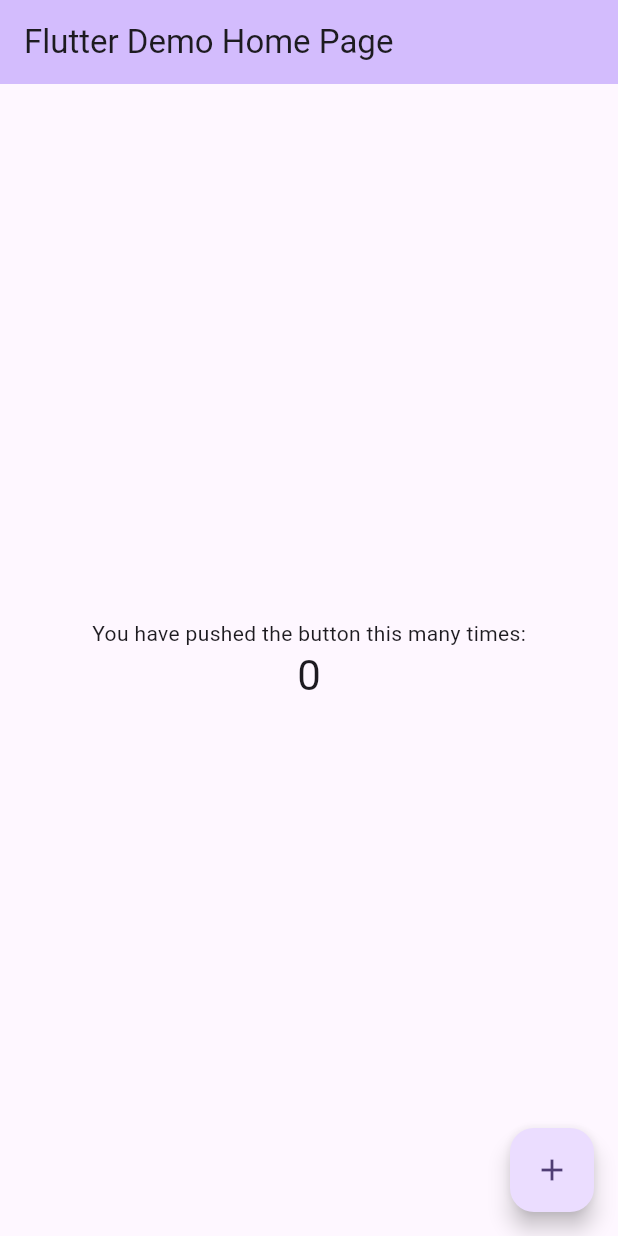
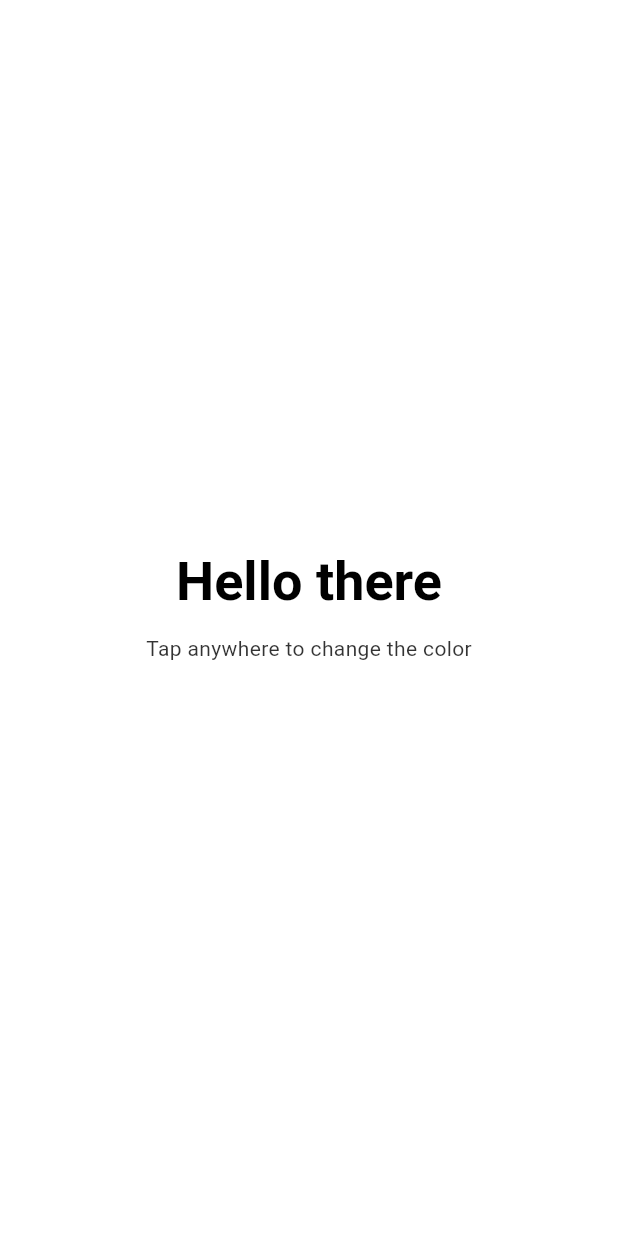
Before and after one commit to Bahnooos/test-application, a Flutter app: the screen it shows after launch, on a phone screen of 412 x 824 dp. Run offline on Flutter 3.47's test engine with Material 3 defaults, Android fonts, the phone set to English and light mode, and no system bars.

Commit message:
Refactor main application structure and update dependencies. Moved main app logic to a separate file and updated widget tests to reflect the new structure. Added solid_lints dependency for improved code quality.

```diff
--- /dev/null
+++ b/lib/core/constants.dart
@@ -0,0 +1,25 @@
+class AppConstants {
+  const AppConstants._();
+
+  static const int maxChannelValue = 255;
+  static const int opaqueAlpha = 255;
+  static const double luminanceThreshold = 0.5;
+
+  static const int animationMs = 300;
+
+  static const double instructionOpacity = 0.8;
+  static const double chipBgOpacity = 0.08;
+  static const double chipBorderOpacity = 0.2;
+  static const double hexLetterSpacing = 1.2;
+  static const double spaceSmall = 12;
+  static const double spaceMedium = 16;
+  static const double chipPaddingH = 12;
+  static const double chipPaddingV = 8;
+  static const double chipBorderRadius = 8;
+
+  static const int hexRadix = 16;
+  static const int hexPadLength = 2;
+  static const String hexPadChar = '0';
+
+  static const int snackSeconds = 1;
+}
--- /dev/null
+++ b/lib/domain/entities/app_color.dart
@@ -0,0 +1,17 @@
+import 'package:flutter/material.dart';
+
+import '../../core/constants.dart';
+
+class AppColor {
+  const AppColor(this.value);
+
+  final Color value;
+
+  Color contrastingText() {
+    final double luminance = value.computeLuminance();
+    return luminance > AppConstants.luminanceThreshold
+        ? Colors.black
+        : Colors.white;
+  }
+
+}
--- /dev/null
+++ b/lib/domain/usecases/generate_random_color.dart
@@ -0,0 +1,25 @@
+import 'dart:math';
+
+import 'package:flutter/material.dart';
+
+import '../../core/constants.dart';
+import '../entities/app_color.dart';
+
+abstract class GenerateRandomColor {
+  AppColor call();
+}
+
+class GenerateRandomColorImpl implements GenerateRandomColor {
+  GenerateRandomColorImpl({Random? random}) : _random = random ?? Random();
+
+  final Random _random;
+
+  @override
+  AppColor call() {
+    final int maxExclusive = AppConstants.maxChannelValue + 1;
+    final int red = _random.nextInt(maxExclusive);
+    final int green = _random.nextInt(maxExclusive);
+    final int blue = _random.nextInt(maxExclusive);
+    return AppColor(Color.fromARGB(AppConstants.opaqueAlpha, red, green, blue));
+  }
+}
--- a/lib/main.dart
+++ b/lib/main.dart
@@ -1,122 +1,7 @@
 import 'package:flutter/material.dart';
 
+import 'presentation/app/app.dart';
+
 void main() {
-  runApp(const MyApp());
+  runApp(const App());
 }
-
-class MyApp extends StatelessWidget {
-  const MyApp({super.key});
-
-  // This widget is the root of your application.
-  @override
-  Widget build(BuildContext context) {
-    return MaterialApp(
-      title: 'Flutter Demo',
-      theme: ThemeData(
-        // This is the theme of your application.
-        //
-        // TRY THIS: Try running your application with "flutter run". You'll see
-        // the application has a purple toolbar. Then, without quitting the app,
-        // try changing the seedColor in the colorScheme below to Colors.green
-        // and then invoke "hot reload" (save your changes or press the "hot
-        // reload" button in a Flutter-supported IDE, or press "r" if you used
-        // the command line to start the app).
-        //
-        // Notice that the counter didn't reset back to zero; the application
-        // state is not lost during the reload. To reset the state, use hot
-        // restart instead.
-        //
-        // This works for code too, not just values: Most code changes can be
-        // tested with just a hot reload.
-        colorScheme: ColorScheme.fromSeed(seedColor: Colors.deepPurple),
-      ),
-      home: const MyHomePage(title: 'Flutter Demo Home Page'),
-    );
-  }
-}
-
-class MyHomePage extends StatefulWidget {
-  const MyHomePage({super.key, required this.title});
-
-  // This widget is the home page of your application. It is stateful, meaning
-  // that it has a State object (defined below) that contains fields that affect
-  // how it looks.
-
-  // This class is the configuration for the state. It holds the values (in this
-  // case the title) provided by the parent (in this case the App widget) and
-  // used by the build method of the State. Fields in a Widget subclass are
-  // always marked "final".
-
-  final String title;
-
-  @override
-  State<MyHomePage> createState() => _MyHomePageState();
-}
-
-class _MyHomePageState extends State<MyHomePage> {
-  int _counter = 0;
-
-  void _incrementCounter() {
-    setState(() {
-      // This call to setState tells the Flutter framework that something has
-      // changed in this State, which causes it to rerun the build method below
-      // so that the display can reflect the updated values. If we changed
-      // _counter without calling setState(), then the build method would not be
-      // called again, and so nothing would appear to happen.
-      _counter++;
-    });
-  }
-
-  @override
-  Widget build(BuildContext context) {
-    // This method is rerun every time setState is called, for instance as done
-    // by the _incrementCounter method above.
-    //
-    // The Flutter framework has been optimized to make rerunning build methods
-    // fast, so that you can just rebuild anything that needs updating rather
-    // than having to individually change instances of widgets.
-    return Scaffold(
-      appBar: AppBar(
-        // TRY THIS: Try changing the color here to a specific color (to
-        // Colors.amber, perhaps?) and trigger a hot reload to see the AppBar
-        // change color while the other colors stay the same.
-        backgroundColor: Theme.of(context).colorScheme.inversePrimary,
-        // Here we take the value from the MyHomePage object that was created by
-        // the App.build method, and use it to set our appbar title.
-        title: Text(widget.title),
-      ),
-      body: Center(
-        // Center is a layout widget. It takes a single child and positions it
-        // in the middle of the parent.
-        child: Column(
-          // Column is also a layout widget. It takes a list of children and
-          // arranges them vertically. By default, it sizes itself to fit its
-          // children horizontally, and tries to be as tall as its parent.
-          //
-          // Column has various properties to control how it sizes itself and
-          // how it positions its children. Here we use mainAxisAlignment to
-          // center the children vertically; the main axis here is the vertical
-          // axis because Columns are vertical (the cross axis would be
-          // horizontal).
-          //
-          // TRY THIS: Invoke "debug painting" (choose the "Toggle Debug Paint"
-          // action in the IDE, or press "p" in the console), to see the
-          // wireframe for each widget.
-          mainAxisAlignment: MainAxisAlignment.center,
-          children: <Widget>[
-            const Text('You have pushed the button this many times:'),
-            Text(
-              '$_counter',
-              style: Theme.of(context).textTheme.headlineMedium,
-            ),
-          ],
-        ),
-      ),
-      floatingActionButton: FloatingActionButton(
-        onPressed: _incrementCounter,
-        tooltip: 'Increment',
-        child: const Icon(Icons.add),
-      ), // This trailing comma makes auto-formatting nicer for build methods.
-    );
-  }
-}
--- /dev/null
+++ b/lib/presentation/app/app.dart
@@ -0,0 +1,20 @@
+import 'package:flutter/material.dart';
+
+import '../pages/color_page.dart';
+
+class App extends StatelessWidget {
+  const App({super.key});
+
+  @override
+  Widget build(BuildContext context) {
+    return MaterialApp(
+      title: 'Color Tap',
+      debugShowCheckedModeBanner: false,
+      theme: ThemeData(
+        colorScheme: ColorScheme.fromSeed(seedColor: Colors.blue),
+        useMaterial3: true,
+      ),
+      home: const ColorPage(),
+    );
+  }
+}
--- /dev/null
+++ b/lib/presentation/pages/color_page.dart
@@ -0,0 +1,70 @@
+import 'package:flutter/material.dart';
+
+import '../../core/constants.dart';
+import '../../domain/entities/app_color.dart';
+import '../../domain/usecases/generate_random_color.dart';
+
+class ColorPage extends StatefulWidget {
+  const ColorPage({super.key});
+
+  @override
+  State<ColorPage> createState() => _ColorPageState();
+}
+
+class _ColorPageState extends State<ColorPage> {
+  _ColorPageState()
+    : _generateRandomColor = GenerateRandomColorImpl(),
+      _currentColor = const AppColor(Colors.white);
+
+  final GenerateRandomColor _generateRandomColor;
+  AppColor _currentColor;
+
+  void _onTapChangeColor() {
+    setState(() {
+      _currentColor = _generateRandomColor();
+    });
+  }
+
+  @override
+  Widget build(BuildContext context) {
+    final Color background = _currentColor.value;
+    final Color textColor = _currentColor.contrastingText();
+
+    return GestureDetector(
+      behavior: HitTestBehavior.opaque,
+      onTap: _onTapChangeColor,
+      child: Scaffold(
+        backgroundColor: background,
+        body: AnimatedContainer(
+          duration: const Duration(milliseconds: AppConstants.animationMs),
+          curve: Curves.easeInOut,
+          color: background,
+          child: Center(
+            child: Column(
+              mainAxisSize: MainAxisSize.min,
+              children: <Widget>[
+                Text(
+                  'Hello there',
+                  style: Theme.of(context).textTheme.displaySmall?.copyWith(
+                    color: textColor,
+                    fontWeight: FontWeight.w600,
+                  ),
+                ),
+                const SizedBox(height: AppConstants.spaceSmall),
+                Text(
+                  'Tap anywhere to change the color',
+                  style: Theme.of(context).textTheme.bodyMedium?.copyWith(
+                    color: textColor.withOpacity(
+                      AppConstants.instructionOpacity,
+                    ),
+                  ),
+                ),
+                const SizedBox(height: AppConstants.spaceMedium),
+              ],
+            ),
+          ),
+        ),
+      ),
+    );
+  }
+}
--- a/pubspec.yaml
+++ b/pubspec.yaml
@@ -38,6 +38,7 @@ dependencies:
 dev_dependencies:
   flutter_test:
     sdk: flutter
+  solid_lints: ^0.3.1
 
   # The "flutter_lints" package below contains a set of recommended lints to
   # encourage good coding practices. The lint set provided by the package is
```
Also changed, not shown: pubspec.lock, 1 other file.
